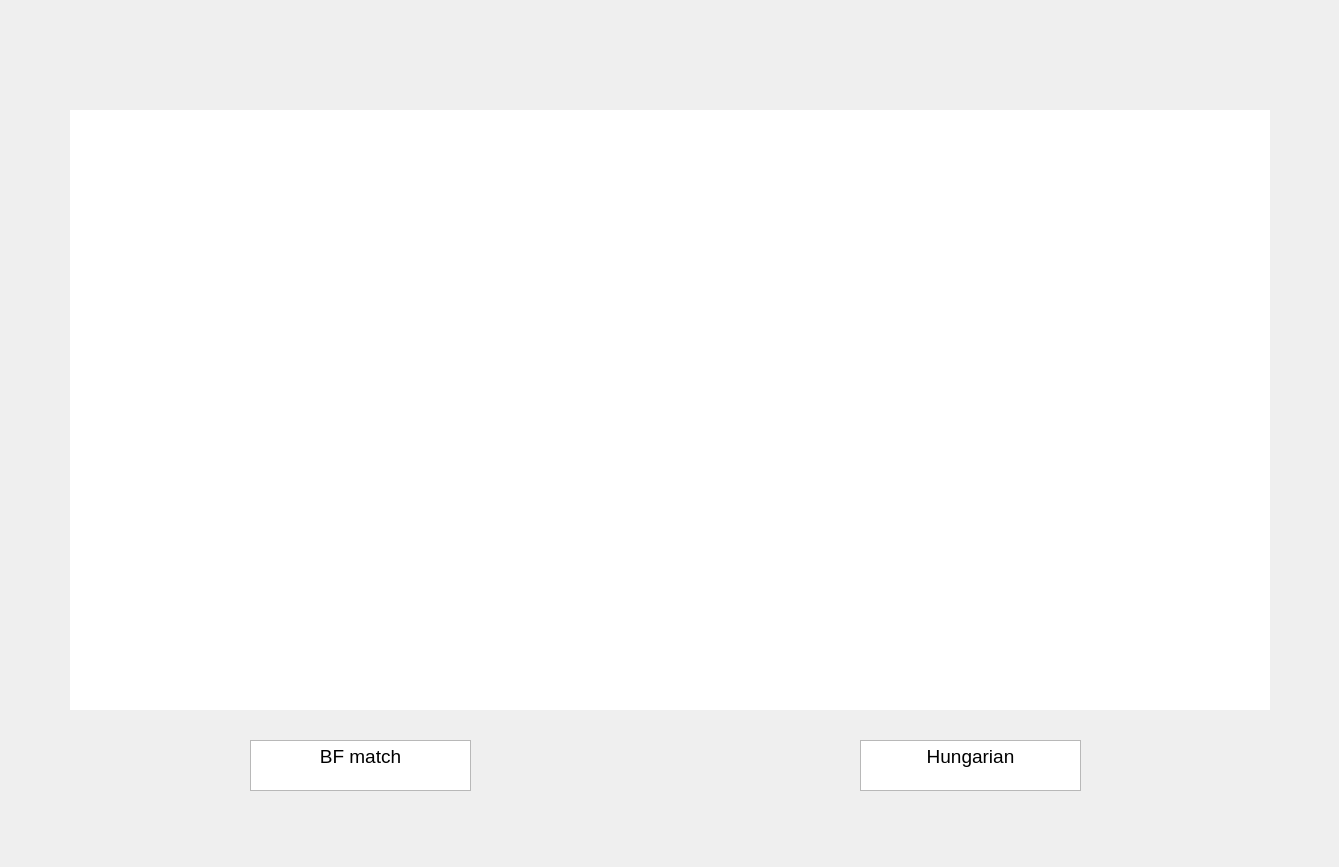
Qt form GUI_subwindow.ui (a3102a123/Project_GUI) before a commit.
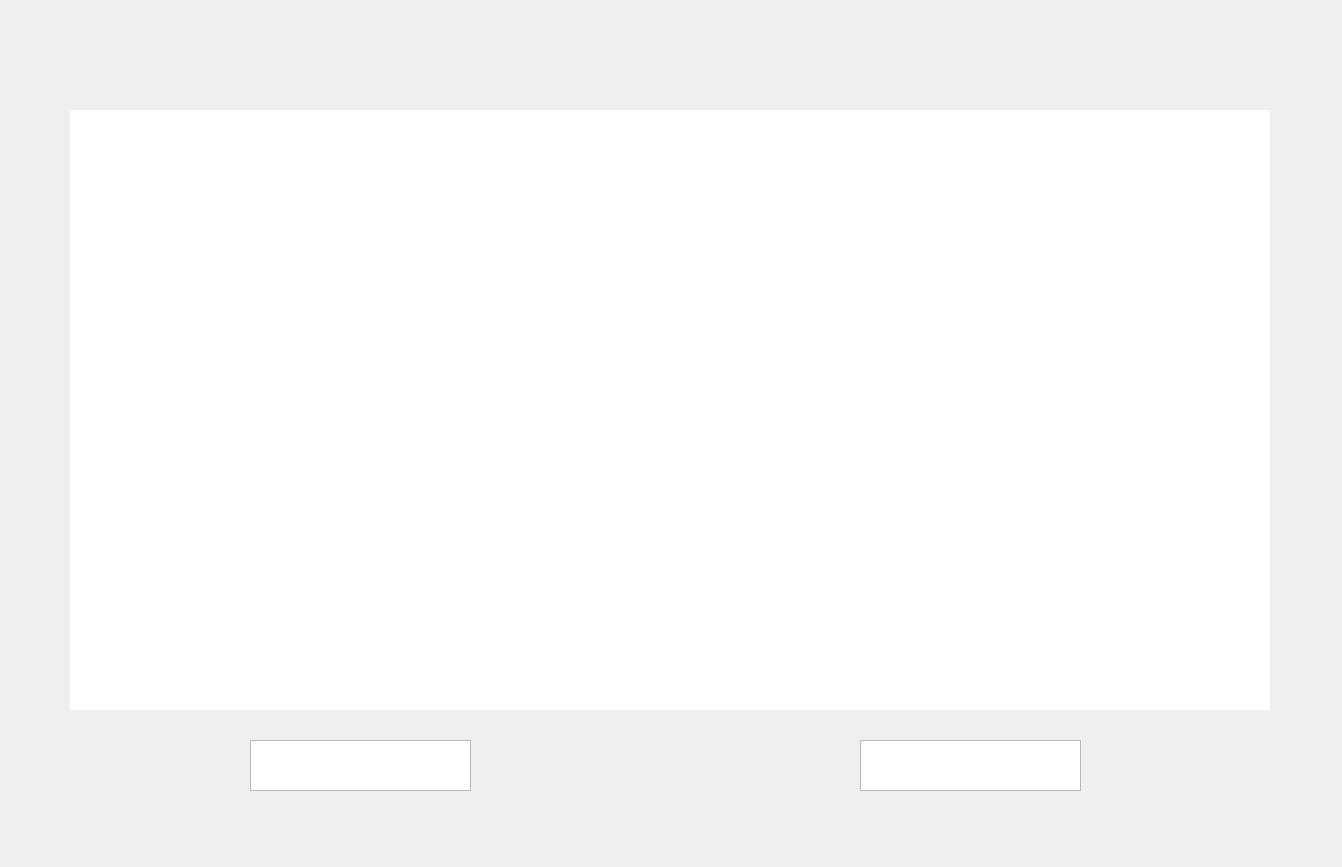
The same form after that commit.

Commit message: adjust the subwindow's text browser to show diff text

The edit to the form file:
```diff
--- a/GUI_subwindow.ui
+++ b/GUI_subwindow.ui
@@ -6,7 +6,7 @@
    <rect>
     <x>0</x>
     <y>0</y>
-    <width>1339</width>
+    <width>1342</width>
     <height>867</height>
    </rect>
   </property>
@@ -49,7 +49,7 @@
 &lt;html&gt;&lt;head&gt;&lt;meta name=&quot;qrichtext&quot; content=&quot;1&quot; /&gt;&lt;style type=&quot;text/css&quot;&gt;
 p, li { white-space: pre-wrap; }
 &lt;/style&gt;&lt;/head&gt;&lt;body style=&quot; font-family:'PMingLiU'; font-size:14pt; font-weight:400; font-style:normal;&quot;&gt;
-&lt;p align=&quot;center&quot; style=&quot; margin-top:0px; margin-bottom:0px; margin-left:0px; margin-right:0px; -qt-block-indent:0; text-indent:0px;&quot;&gt;BF match&lt;/p&gt;&lt;/body&gt;&lt;/html&gt;</string>
+&lt;p align=&quot;center&quot; style=&quot;-qt-paragraph-type:empty; margin-top:0px; margin-bottom:0px; margin-left:0px; margin-right:0px; -qt-block-indent:0; text-indent:0px;&quot;&gt;&lt;br /&gt;&lt;/p&gt;&lt;/body&gt;&lt;/html&gt;</string>
    </property>
   </widget>
   <widget class="QTextBrowser" name="textBrowser_2">
@@ -71,7 +71,7 @@
 &lt;html&gt;&lt;head&gt;&lt;meta name=&quot;qrichtext&quot; content=&quot;1&quot; /&gt;&lt;style type=&quot;text/css&quot;&gt;
 p, li { white-space: pre-wrap; }
 &lt;/style&gt;&lt;/head&gt;&lt;body style=&quot; font-family:'PMingLiU'; font-size:14pt; font-weight:400; font-style:normal;&quot;&gt;
-&lt;p align=&quot;center&quot; style=&quot; margin-top:0px; margin-bottom:0px; margin-left:0px; margin-right:0px; -qt-block-indent:0; text-indent:0px;&quot;&gt;Hungarian&lt;/p&gt;&lt;/body&gt;&lt;/html&gt;</string>
+&lt;p align=&quot;center&quot; style=&quot;-qt-paragraph-type:empty; margin-top:0px; margin-bottom:0px; margin-left:0px; margin-right:0px; -qt-block-indent:0; text-indent:0px;&quot;&gt;&lt;br /&gt;&lt;/p&gt;&lt;/body&gt;&lt;/html&gt;</string>
    </property>
   </widget>
  </widget>
```
The commit also changes 2 other files.
